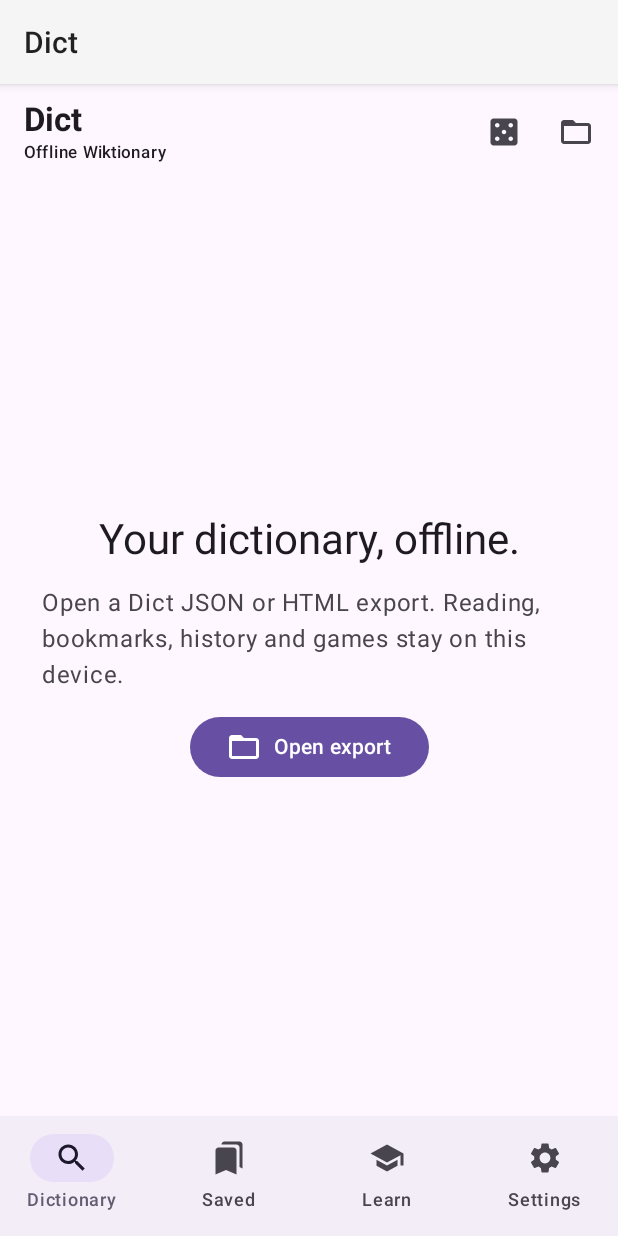
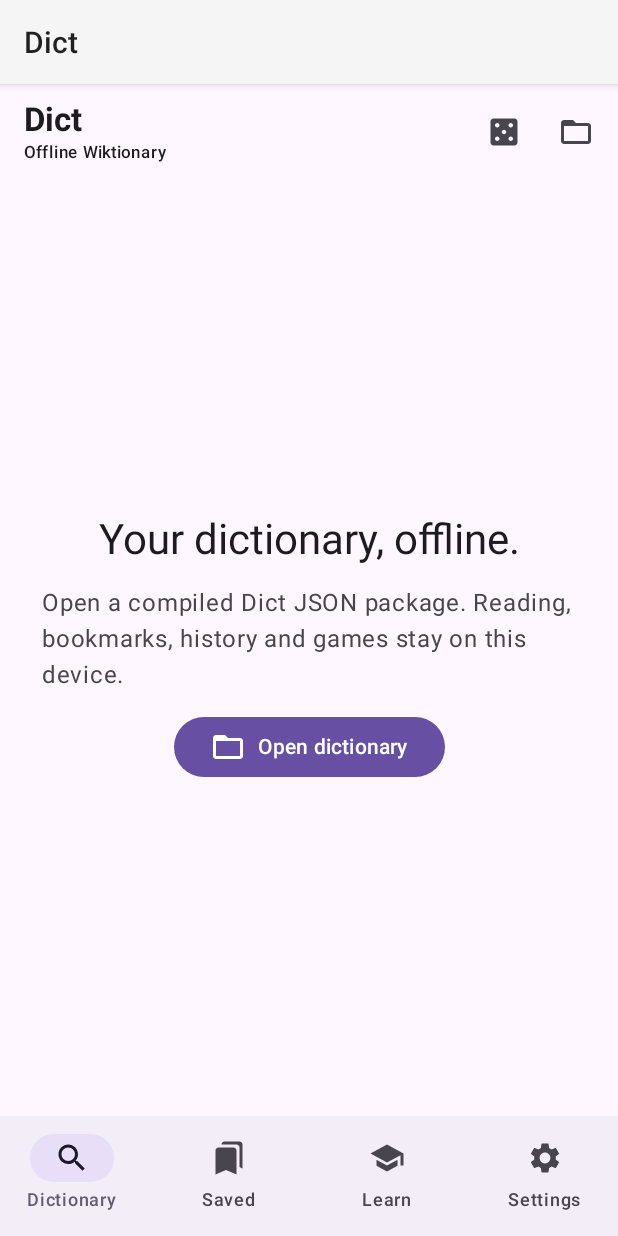
Before and after one commit to SmallThingz/wikidict, an Android app built with Jetpack Compose: the screen it shows after launch (MainActivity), on a phone screen of 412 x 824 dp. Run offline under Robolectric (Android 15) with nearby library versions, the phone set to English and light mode, and no system bars.

Commit message:
refactor(reader): make native clients data-only

```diff
--- a/app/src/main/AndroidManifest.xml
+++ b/app/src/main/AndroidManifest.xml
@@ -19,14 +19,11 @@
             <intent-filter>
                 <action android:name="android.intent.action.VIEW" />
                 <category android:name="android.intent.category.DEFAULT" />
-                <data android:mimeType="text/html" />
-                <data android:mimeType="application/xhtml+xml" />
                 <data android:mimeType="application/json" />
             </intent-filter>
             <intent-filter>
                 <action android:name="android.intent.action.SEND" />
                 <category android:name="android.intent.category.DEFAULT" />
-                <data android:mimeType="text/html" />
                 <data android:mimeType="application/json" />
                 <data android:mimeType="text/plain" />
             </intent-filter>
--- a/app/src/main/kotlin/app/smallthingz/dict/DictApp.kt
+++ b/app/src/main/kotlin/app/smallthingz/dict/DictApp.kt
@@ -41,7 +41,7 @@ fun DictApp(document: DocumentState, learning: LearningStore, onOpen: () -> Unit
     fun openWord(word: SavedWord) {
         val match = entries.firstOrNull { it.key == word.key }
         if (match != null) { selectedKey = match.key; query = ""; screen = AppScreen.Dictionary }
-        else scope.launch { snackbar.showSnackbar("${word.title} is not in the currently opened export.") }
+        else scope.launch { snackbar.showSnackbar("${word.title} is not in the currently opened dictionary.") }
     }
     fun randomWord() {
         val candidates = learning.pool(entries).filter { word -> entries.any { it.key == word.key } }
@@ -55,7 +55,7 @@ fun DictApp(document: DocumentState, learning: LearningStore, onOpen: () -> Unit
             title = { Column { Text("Dict", fontWeight = FontWeight.Bold); Text(loaded?.name ?: "Offline Wiktionary", style = MaterialTheme.typography.labelSmall) } },
             actions = {
                 IconButton(onClick = ::randomWord) { Icon(Icons.Filled.Casino, "Random word") }
-                IconButton(onClick = onOpen) { Icon(Icons.Filled.FolderOpen, "Open export") }
+                IconButton(onClick = onOpen) { Icon(Icons.Filled.FolderOpen, "Open dictionary") }
             },
         ) },
         bottomBar = { NavigationBar {
@@ -104,14 +104,14 @@ private fun DictionaryScreen(
 private fun SearchBar(query: String, onQuery: (String) -> Unit) {
     OutlinedTextField(
         value = query, onValueChange = onQuery, singleLine = true,
-        leadingIcon = { Icon(Icons.Filled.Search, null) }, label = { Text("Find in this export") },
+        leadingIcon = { Icon(Icons.Filled.Search, null) }, label = { Text("Find in this dictionary") },
         modifier = Modifier.fillMaxWidth().padding(16.dp),
     )
 }
 
 @Composable
 private fun EntryMatches(entries: List<Entry>, onSelect: (String) -> Unit) {
-    if (entries.isEmpty()) Box(Modifier.fillMaxSize(), contentAlignment = Alignment.Center) { Text("No matching words in this export.") }
+    if (entries.isEmpty()) Box(Modifier.fillMaxSize(), contentAlignment = Alignment.Center) { Text("No matching words in this dictionary.") }
     else LazyColumn(contentPadding = PaddingValues(horizontal = 16.dp, vertical = 4.dp)) {
         items(entries, key = { it.key }) { entry ->
             ListItem(
@@ -128,8 +128,8 @@ private fun EmptyDocument(onOpen: () -> Unit) {
     Box(Modifier.fillMaxSize().padding(28.dp), contentAlignment = Alignment.Center) {
         Column(horizontalAlignment = Alignment.CenterHorizontally, verticalArrangement = Arrangement.spacedBy(12.dp)) {
             Text("Your dictionary, offline.", style = MaterialTheme.typography.headlineMedium)
-            Text("Open a Dict JSON or HTML export. Reading, bookmarks, history and games stay on this device.", color = MaterialTheme.colorScheme.onSurfaceVariant)
-            Button(onClick = onOpen) { Icon(Icons.Filled.FolderOpen, null); Spacer(Modifier.width(8.dp)); Text("Open export") }
+            Text("Open a compiled Dict JSON package. Reading, bookmarks, history and games stay on this device.", color = MaterialTheme.colorScheme.onSurfaceVariant)
+            Button(onClick = onOpen) { Icon(Icons.Filled.FolderOpen, null); Spacer(Modifier.width(8.dp)); Text("Open dictionary") }
         }
     }
 }
--- a/app/src/main/kotlin/app/smallthingz/dict/MainActivity.kt
+++ b/app/src/main/kotlin/app/smallthingz/dict/MainActivity.kt
@@ -43,7 +43,7 @@ class MainActivity : ComponentActivity() {
                 DictApp(
                     document = document,
                     learning = learning,
-                    onOpen = { picker.launch(arrayOf("application/json", "text/html", "text/plain")) },
+                    onOpen = { picker.launch(arrayOf("application/json", "text/plain")) },
                     onReload = { (document as? DocumentState.Loaded)?.uri?.let { open(it, false) } },
                 )
             }
@@ -62,13 +62,13 @@ class MainActivity : ComponentActivity() {
         uriFrom(intent)?.let { open(it, persist = true) }
     }
     private fun open(uri: Uri, persist: Boolean) {
-        val name = uri.lastPathSegment?.substringAfterLast('/') ?: "Dictionary export"
+        val name = uri.lastPathSegment?.substringAfterLast('/') ?: "Compiled dictionary"
         document = DocumentState.Loading(name)
         lifecycleScope.launch {
             val loaded = runCatching { withContext(Dispatchers.IO) { ExportDocument.decode(readBounded(uri)) } }
             document = loaded.fold(
                 onSuccess = { DocumentState.Loaded(it, uri, name) },
-                onFailure = { DocumentState.Failed(it.message ?: "Could not open this export.") },
+                onFailure = { DocumentState.Failed(it.message ?: "Could not open this compiled dictionary package.") },
             )
             if (loaded.isSuccess && persist) getSharedPreferences("dict.files", MODE_PRIVATE).edit { putString("last", uri.toString()) }
         }
@@ -84,7 +84,7 @@ class MainActivity : ComponentActivity() {
                 val count = input.read(buffer)
                 if (count < 0) break
                 total += count
-                require(total <= ExportDocument.MAX_BYTES) { "Export is larger than 64 MiB." }
+                require(total <= ExportDocument.MAX_BYTES) { "Dictionary package is larger than 64 MiB." }
                 output.write(buffer, 0, count)
             }
             return output.toByteArray()
```
Also changed, not shown: app/src/main/kotlin/app/smallthingz/dict/EntryView.kt (+2 -15 lines), app/src/main/kotlin/app/smallthingz/dict/ExportDocument.kt (+14 -15 lines), app/src/main/kotlin/app/smallthingz/dict/Model.kt (+12 -8 lines), 2 other files.
